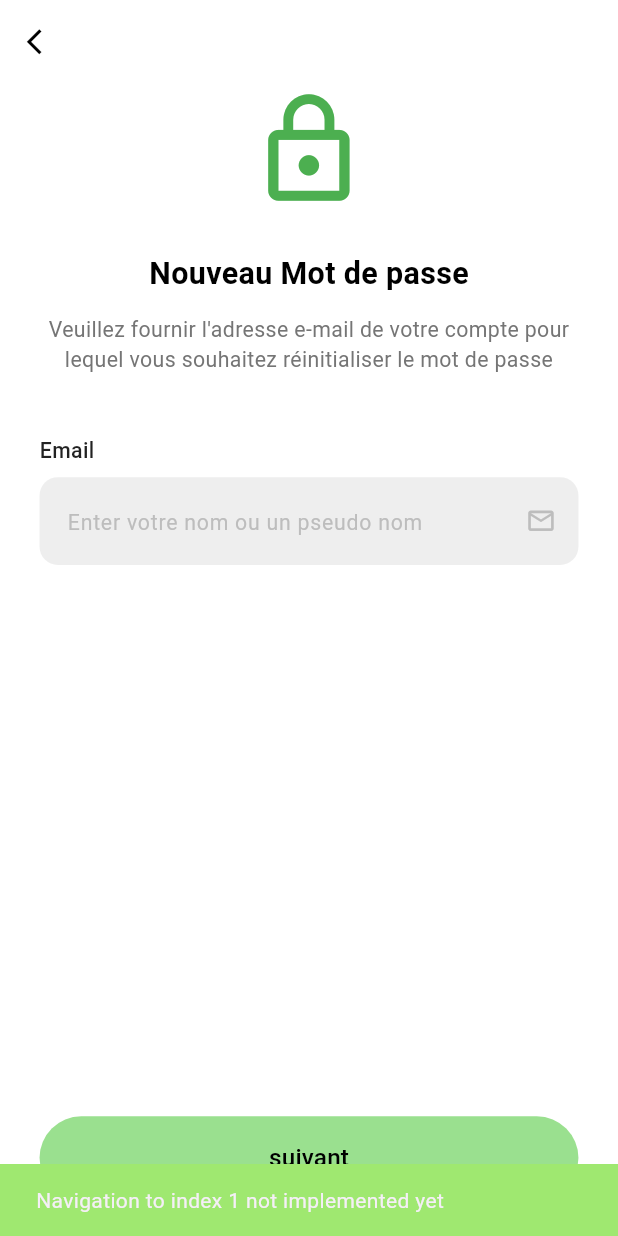
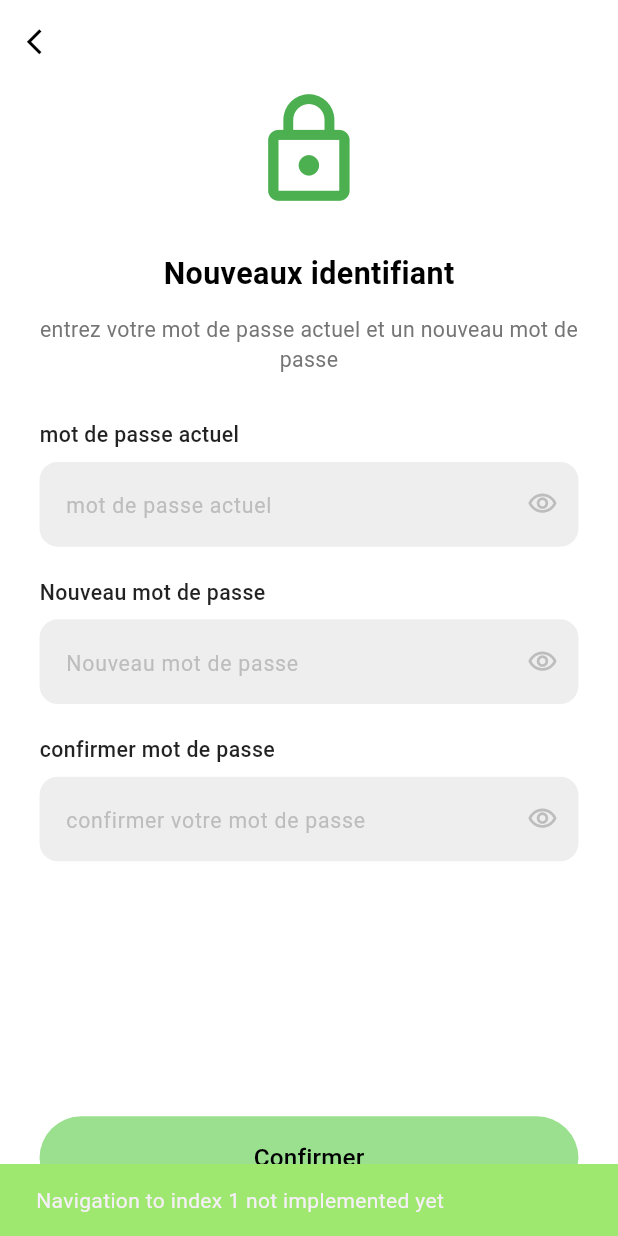
Before and after one commit to Sauzxa/Sahtech, a Flutter app: the UserProfileSettings screen opened directly with empty values, item 2 of the bottom bar chosen, after a tap on "changer mot de passe", on a phone screen of 412 x 824 dp. Run offline on Flutter 3.47's test engine with Material 3 defaults, Android fonts, the phone set to English and light mode, and no system bars; our stand-ins replace animated_text_kit, flutter_map, flutter_screenutil, geocoding, geolocator, image_picker and 3 more; missing offline and left inert: mobile_scanner; accounts and stored records are empty; network calls fail.

Commit message:
Change password UI Not forget Pasword

```diff
--- /dev/null
+++ b/SahtechFront/lib/core/auth/ChangePassword.dart
@@ -0,0 +1,358 @@
+import 'package:flutter/material.dart';
+import 'package:flutter_screenutil/flutter_screenutil.dart';
+import 'package:sahtech/core/theme/colors.dart';
+
+class ChangePassword extends StatefulWidget {
+  const ChangePassword({Key? key}) : super(key: key);
+
+  @override
+  State<ChangePassword> createState() => _ChangePasswordState();
+}
+
+class _ChangePasswordState extends State<ChangePassword> {
+  final _formKey = GlobalKey<FormState>();
+  final TextEditingController _currentPasswordController =
+      TextEditingController();
+  final TextEditingController _newPasswordController = TextEditingController();
+  final TextEditingController _confirmPasswordController =
+      TextEditingController();
+
+  bool _isCurrentPasswordVisible = false;
+  bool _isNewPasswordVisible = false;
+  bool _isConfirmPasswordVisible = false;
+  bool _isLoading = false;
+
+  @override
+  void dispose() {
+    _currentPasswordController.dispose();
+    _newPasswordController.dispose();
+    _confirmPasswordController.dispose();
+    super.dispose();
+  }
+
+  void _updatePassword() async {
+    if (_formKey.currentState!.validate()) {
+      // Show loading
+      setState(() {
+        _isLoading = true;
+      });
+
+      // Simulate API call
+      await Future.delayed(const Duration(seconds: 1));
+
+      // Hide loading
+      setState(() {
+        _isLoading = false;
+      });
+
+      // Show success and navigate back
+      if (mounted) {
+        ScaffoldMessenger.of(context).showSnackBar(
+          SnackBar(
+            content: Text('Mot de passe mis à jour avec succès'),
+            backgroundColor: Color(0xFF9AE08F),
+            behavior: SnackBarBehavior.floating,
+            shape: RoundedRectangleBorder(
+              borderRadius: BorderRadius.circular(10.r),
+            ),
+          ),
+        );
+        Navigator.pop(context);
+      }
+    }
+  }
+
+  @override
+  Widget build(BuildContext context) {
+    return Scaffold(
+      backgroundColor: Colors.white,
+      appBar: AppBar(
+        backgroundColor: Colors.white,
+        elevation: 0,
+        leading: IconButton(
+          hoverColor: Colors.green,
+          icon: Icon(Icons.arrow_back_ios, color: Colors.black, size: 20.sp),
+          onPressed: () => Navigator.of(context).pop(),
+        ),
+      ),
+      body: SafeArea(
+        child: Form(
+          key: _formKey,
+          child: Padding(
+            padding: EdgeInsets.symmetric(horizontal: 24.w),
+            child: Column(
+              crossAxisAlignment: CrossAxisAlignment.start,
+              children: [
+                // Lock Icon
+                Center(
+                  child: Container(
+                    width: 80.w,
+                    height: 80.w,
+                    decoration: BoxDecoration(
+                      color: Colors.white,
+                      borderRadius: BorderRadius.circular(16.r),
+                    ),
+                    child: Icon(
+                      Icons.lock_outline,
+                      color: Colors.green,
+                      size: 80.sp,
+                    ),
+                  ),
+                ),
+//
+                SizedBox(height: 24.h),
+
+                // Title
+                Center(
+                  child: Text(
+                    'Nouveaux identifiant',
+                    style: TextStyle(
+                      fontSize: 20.sp,
+                      fontWeight: FontWeight.bold,
+                      color: Colors.black,
+                    ),
+                  ),
+                ),
+
+                SizedBox(height: 12.h),
+
+                // Subtitle
+                Center(
+                  child: Text(
+                    'entrez votre mot de passe actuel et un nouveau mot de passe',
+                    textAlign: TextAlign.center,
+                    style: TextStyle(
+                      fontSize: 14.sp,
+                      color: Colors.grey[600],
+                      height: 1.4,
+                    ),
+                  ),
+                ),
+
+                SizedBox(height: 30.h),
+
+                // Current Password Label
+                Text(
+                  'mot de passe actuel',
+                  style: TextStyle(
+                    fontSize: 14.sp,
+                    fontWeight: FontWeight.w500,
+                    color: Colors.black87,
+                  ),
+                ),
+
+                SizedBox(height: 8.h),
+
+                // Current Password Input
+                Container(
+                  decoration: BoxDecoration(
+                    color: Colors.grey[200],
+                    borderRadius: BorderRadius.circular(12.r),
+                  ),
+                  child: TextFormField(
+                    controller: _currentPasswordController,
+                    obscureText: !_isCurrentPasswordVisible,
+                    validator: (value) {
+                      if (value == null || value.isEmpty) {
+                        return 'Veuillez entrer votre mot de passe actuel';
+                      }
+                      return null;
+                    },
+                    decoration: InputDecoration(
+                      hintText: 'mot de passe actuel',
+                      hintStyle: TextStyle(
+                        fontSize: 14.sp,
+                        color: Colors.grey[400],
+                      ),
+                      contentPadding: EdgeInsets.symmetric(
+                        horizontal: 16.w,
+                        vertical: 16.h,
+                      ),
+                      border: InputBorder.none,
+                      suffixIcon: IconButton(
+                        icon: Icon(
+                          _isCurrentPasswordVisible
+                              ? Icons.visibility_off_outlined
+                              : Icons.visibility_outlined,
+                          color: Colors.grey[400],
+                          size: 20.sp,
+                        ),
+                        onPressed: () {
+                          setState(() {
+                            _isCurrentPasswordVisible =
+                                !_isCurrentPasswordVisible;
+                          });
+                        },
+                      ),
+                    ),
+                  ),
+                ),
+
+                SizedBox(height: 20.h),
+
+                // New Password Label
+                Text(
+                  'Nouveau mot de passe',
+                  style: TextStyle(
+                    fontSize: 14.sp,
+                    fontWeight: FontWeight.w500,
+                    color: Colors.black87,
+                  ),
+                ),
+
+                SizedBox(height: 8.h),
+
+                // New Password Input
+                Container(
+                  decoration: BoxDecoration(
+                    color: Colors.grey[200],
+                    borderRadius: BorderRadius.circular(12.r),
+                  ),
+                  child: TextFormField(
+                    controller: _newPasswordController,
+                    obscureText: !_isNewPasswordVisible,
+                    validator: (value) {
+                      if (value == null || value.isEmpty) {
+                        return 'Veuillez entrer un nouveau mot de passe';
+                      }
+                      if (value.length < 8) {
+                        return 'Le mot de passe doit contenir au moins 8 caractères';
+                      }
+                      return null;
+                    },
+                    decoration: InputDecoration(
+                      hintText: 'Nouveau mot de passe',
+                      hintStyle: TextStyle(
+                        fontSize: 14.sp,
+                        color: Colors.grey[400],
+                      ),
+                      contentPadding: EdgeInsets.symmetric(
+                        horizontal: 16.w,
+                        vertical: 16.h,
+                      ),
+                      border: InputBorder.none,
+                      suffixIcon: IconButton(
+                        icon: Icon(
+                          _isNewPasswordVisible
+                              ? Icons.visibility_off_outlined
+                              : Icons.visibility_outlined,
+                          color: Colors.grey[400],
+                          size: 20.sp,
+                        ),
+                        onPressed: () {
+                          setState(() {
+                            _isNewPasswordVisible = !_isNewPasswordVisible;
+                          });
+                        },
+                      ),
+                    ),
+                  ),
+                ),
+
+                SizedBox(height: 20.h),
+
+                // Confirm Password Label
+                Text(
+                  'confirmer mot de passe',
+                  style: TextStyle(
+                    fontSize: 14.sp,
+                    fontWeight: FontWeight.w500,
+                    color: Colors.black87,
+                  ),
+                ),
+
+                SizedBox(height: 8.h),
+
+                // Confirm Password Input
+                Container(
+                  decoration: BoxDecoration(
+                    color: Colors.grey[200],
+                    borderRadius: BorderRadius.circular(12.r),
+                  ),
+                  child: TextFormField(
+                    controller: _confirmPasswordController,
+                    obscureText: !_isConfirmPasswordVisible,
+                    validator: (value) {
+                      if (value == null || value.isEmpty) {
+                        return 'Veuillez confirmer votre nouveau mot de passe';
+                      }
+                      if (value != _newPasswordController.text) {
+                        return 'Les mots de passe ne correspondent pas';
+                      }
+                      return null;
+                    },
+                    decoration: InputDecoration(
+                      hintText: 'confirmer votre mot de passe',
+                      hintStyle: TextStyle(
+                        fontSize: 14.sp,
+                        color: Colors.grey[400],
+                      ),
+                      contentPadding: EdgeInsets.symmetric(
+                        horizontal: 16.w,
+                        vertical: 16.h,
+                      ),
+                      border: InputBorder.none,
+                      suffixIcon: IconButton(
+                        icon: Icon(
+                          _isConfirmPasswordVisible
+                              ? Icons.visibility_off_outlined
+                              : Icons.visibility_outlined,
+                          color: Colors.grey[400],
+                          size: 20.sp,
+                        ),
+                        onPressed: () {
+                          setState(() {
+                            _isConfirmPasswordVisible =
+                                !_isConfirmPasswordVisible;
+                          });
+                        },
+                      ),
+                    ),
+                  ),
+                ),
+
+                Spacer(),
+
+                // Confirm Button
+                Container(
+                  width: double.infinity,
+                  margin: EdgeInsets.only(bottom: 24.h),
+                  child: ElevatedButton(
+                    onPressed: _isLoading ? null : _updatePassword,
+                    style: ElevatedButton.styleFrom(
+                      backgroundColor: Color(0xFF9AE08F),
+                      shape: RoundedRectangleBorder(
+                        borderRadius: BorderRadius.circular(30.r),
+                      ),
+                      padding: EdgeInsets.symmetric(vertical: 16.h),
+                      elevation: 0,
+                      disabledBackgroundColor:
+                          Color(0xFF9AE08F).withOpacity(0.6),
+                    ),
+                    child: _isLoading
+                        ? SizedBox(
+                            height: 20.h,
+                            width: 20.h,
+                            child: CircularProgressIndicator(
+                              color: Colors.white,
+                              strokeWidth: 2.w,
+                            ),
+                          )
+                        : Text(
+                            'Confirmer',
+                            style: TextStyle(
+                              fontSize: 16.sp,
+                              fontWeight: FontWeight.w500,
+                              color: Colors.black,
+                            ),
+                          ),
+                  ),
+                ),
+              ],
+            ),
+          ),
+        ),
+      ),
+    );
+  }
+}
--- a/SahtechFront/lib/presentation/profile/UserProfileSettings.dart
+++ b/SahtechFront/lib/presentation/profile/UserProfileSettings.dart
@@ -1,5 +1,6 @@
 import 'package:flutter/material.dart';
 import 'package:flutter_screenutil/flutter_screenutil.dart';
+import 'package:sahtech/core/auth/ChangePassword.dart';
 import 'package:sahtech/core/theme/colors.dart';
 import 'package:sahtech/core/utils/models/nutritionist_model.dart';
 import 'package:sahtech/core/utils/models/user_model.dart';
@@ -13,7 +14,6 @@ import 'package:provider/provider.dart';
 import 'package:sahtech/core/services/translation_service.dart';
 import 'package:sahtech/presentation/home/ContactNutri.dart';
 import 'package:sahtech/core/auth/SigninUser.dart';
-import 'package:sahtech/core/auth/CheckEmail.dart';
 
 class UserProfileSettings extends StatefulWidget {
   final UserModel user;
@@ -447,7 +447,7 @@ class _UserProfileSettingsState extends State<UserProfileSettings> {
                           Navigator.push(
                             context,
                             MaterialPageRoute(
-                              builder: (context) => const CheckEmail(),
+                              builder: (context) => const ChangePassword(),
                             ),
                           );
                         },
```
